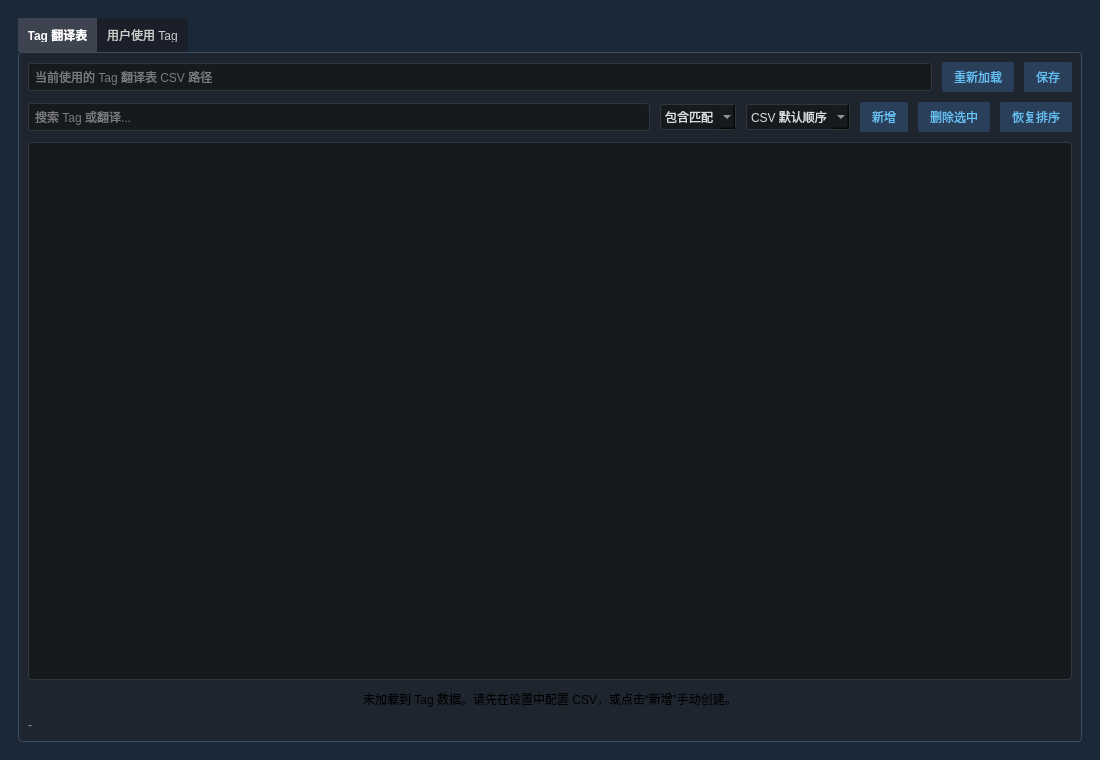
hanbinhsh/SD-LoRA-Manager, file tagbrowserwidget.ui: the form before one commit.
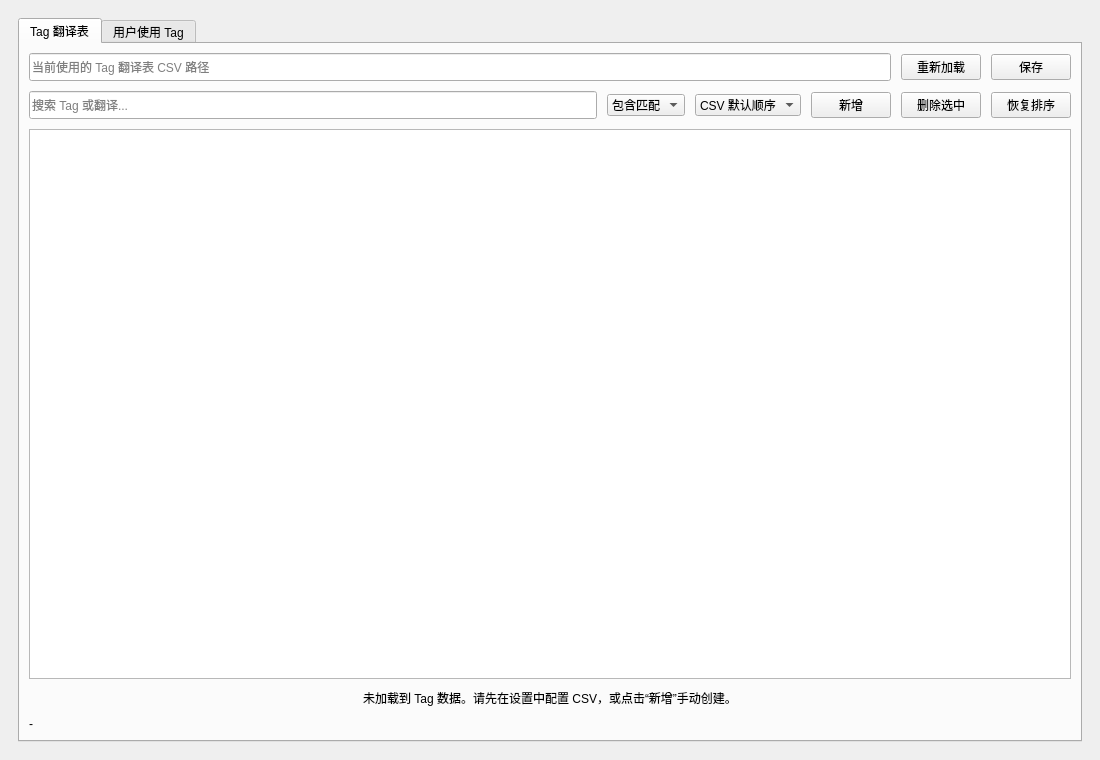
The form after the commit.

The edit to the form file:
```diff
--- a/tagbrowserwidget.ui
+++ b/tagbrowserwidget.ui
@@ -10,55 +10,6 @@
     <height>760</height>
    </rect>
   </property>
-  <property name="styleSheet">
-   <string notr="true">QWidget#TagBrowserWidget { background-color: #1b2838; color: #dcdedf; }
-QTabWidget::pane {
-    border: 1px solid #3d4d5d;
-    background-color: #1e252f;
-    border-radius: 4px;
-}
-QLineEdit, QComboBox, QTableView {
-    background-color: #16191e;
-    border: 1px solid #31363d;
-    color: #dcdedf;
-    border-radius: 3px;
-    padding: 4px;
-}
-QTabBar { background-color: #1a1f29; }
-QTabBar::tab {
-    background: #1a1f29;
-    color: #ccc;
-    padding: 10px;
-}
-QTabBar::tab:selected {
-    background: #3d4450;
-    color: #fff;
-    font-weight: bold;
-}
-QPushButton {
-    background-color: #2a3f5a;
-    border-radius: 2px;
-    color: #66c0f4;
-    border: none;
-    padding: 6px 12px;
-}
-QPushButton:hover { background-color: #3d5677; color: #ffffff; }
-QPushButton:disabled { background-color: #2a3038; color: #7f8791; }
-QHeaderView::section {
-    background-color: #212831;
-    color: #dcdedf;
-    padding: 6px;
-    border: none;
-    border-right: 1px solid #31363d;
-}
-QTableView {
-    gridline-color: #2b3440;
-    selection-background-color: #3d5677;
-}
-QLabel#lblStatus, QLabel#lblUserTagStatus {
-    color: #8c96a0;
-}</string>
-  </property>
   <layout class="QVBoxLayout" name="verticalLayout">
    <property name="spacing">
     <number>10</number>
```
